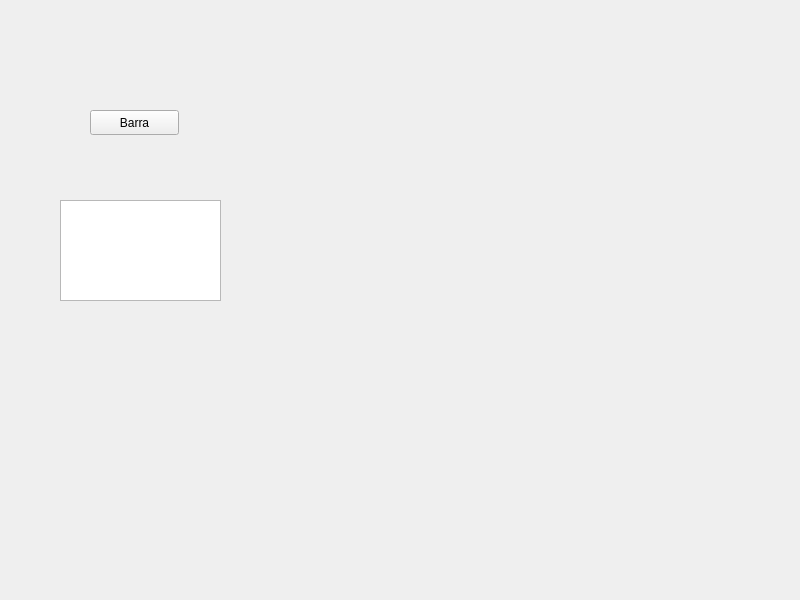
Above: proyectoFinal/widget.ui from maria-tasco/Proyecto-final before the change. Below: the same form after it.
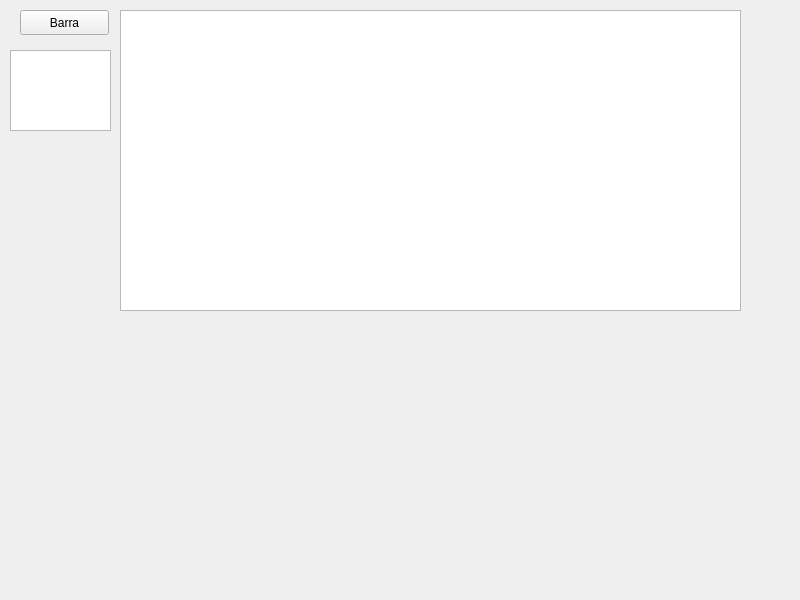
That is the form after the change.

Commit message: se inicia la creacion de la escena

What changed in the file:
```diff
--- a/proyectoFinal/widget.ui
+++ b/proyectoFinal/widget.ui
@@ -16,18 +16,18 @@
   <widget class="QTextBrowser" name="textBrowser">
    <property name="geometry">
     <rect>
-     <x>60</x>
-     <y>200</y>
-     <width>161</width>
-     <height>101</height>
+     <x>10</x>
+     <y>50</y>
+     <width>101</width>
+     <height>81</height>
     </rect>
    </property>
   </widget>
   <widget class="QPushButton" name="pushButton">
    <property name="geometry">
     <rect>
-     <x>90</x>
-     <y>110</y>
+     <x>20</x>
+     <y>10</y>
      <width>89</width>
      <height>25</height>
     </rect>
@@ -36,6 +36,16 @@
     <string>Barra</string>
    </property>
   </widget>
+  <widget class="QGraphicsView" name="graphicsView">
+   <property name="geometry">
+    <rect>
+     <x>120</x>
+     <y>10</y>
+     <width>621</width>
+     <height>301</height>
+    </rect>
+   </property>
+  </widget>
  </widget>
  <resources/>
  <connections/>
```
The commit also changes 2 other files.
